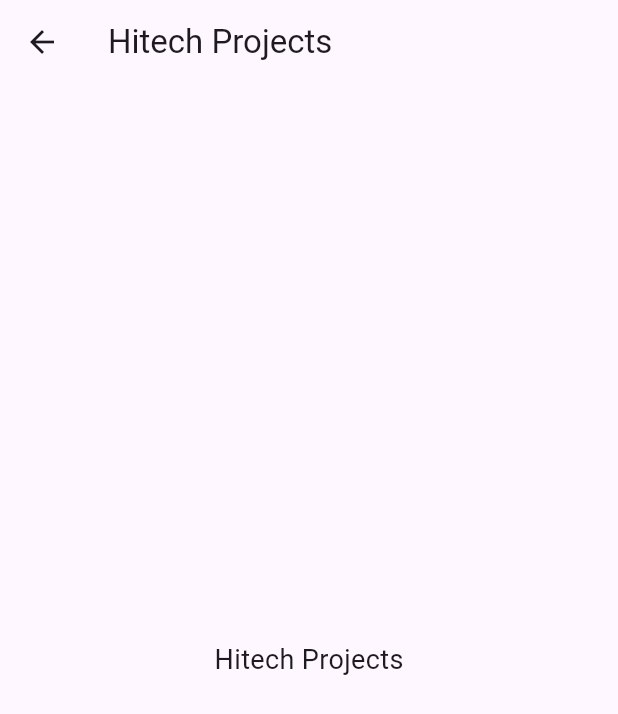
After one commit to Hitech-Smart-Solutions/HimappLatestApp, a Flutter app: the ShowBusinesses screen opened directly, after a tap on "Hitech Projects", on a phone screen of 412 x 824 dp. The commit adds this screen. Shown: the top 714 px of the screen. Run offline on Flutter 3.47's test engine with Material 3 defaults, Android fonts, the phone set to English and light mode, and no system bars.

Commit message:
Added dialog box for businesses.

```diff
--- a/lib/customform.dart
+++ b/lib/customform.dart
@@ -1,4 +1,5 @@
 import 'package:flutter/material.dart';
+import 'package:himappnew/showbusinesses.dart';
 
 class MyCustomForm extends StatefulWidget {
   const MyCustomForm({super.key});
@@ -12,7 +13,8 @@ class MyCustomForm extends StatefulWidget {
 class MyCustomFormState extends State<MyCustomForm> {
   final _formKey = GlobalKey<FormState>();
   bool _isPasswordVisible = false;
-
+  final TextEditingController userNameController = TextEditingController();
+  final TextEditingController passwordController = TextEditingController();
   @override
   Widget build(BuildContext context) {
     return Form(
@@ -37,6 +39,7 @@ class MyCustomFormState extends State<MyCustomForm> {
                 }
                 return null;
               },
+              controller: userNameController,
             ),
           ),
           SizedBox(height: 16),
@@ -69,6 +72,7 @@ class MyCustomFormState extends State<MyCustomForm> {
                 }
                 return null;
               },
+              controller: passwordController,
             ),
           ),
           Padding(
@@ -78,9 +82,13 @@ class MyCustomFormState extends State<MyCustomForm> {
               child: ElevatedButton(
                 onPressed: () {
                   if (_formKey.currentState!.validate()) {
-                    ScaffoldMessenger.of(context).showSnackBar(
-                      const SnackBar(content: Text('Processing Data')),
-                    );
+                    if (userNameController.text == 'admin' &&
+                        passwordController.text == 'admin') {
+                      Navigator.push(
+                          context,
+                          MaterialPageRoute(
+                              builder: (context) => const ShowBusinesses()));
+                    }
                   }
                 },
                 style: ElevatedButton.styleFrom(
--- /dev/null
+++ b/lib/showbusinesses.dart
@@ -0,0 +1,91 @@
+import 'package:flutter/material.dart';
+
+class ShowBusinesses extends StatefulWidget {
+  const ShowBusinesses({super.key});
+
+  @override
+  ShowBusinessesState createState() {
+    return ShowBusinessesState();
+  }
+}
+
+class ShowBusinessesState extends State<ShowBusinesses> {
+  String? _selectedBusiness;
+  @override
+  void initState() {
+    super.initState();
+    Future.delayed(const Duration(seconds: 1), () {
+      _showBusinessesModal();
+    });
+  }
+
+  @override
+  Widget build(BuildContext context) {
+    return Scaffold(
+        appBar: AppBar(
+          title: Text(_selectedBusiness ?? 'Business Selection'),
+        ),
+        body: Center(
+          child: Text(
+            _selectedBusiness ?? 'Select your business',
+            style: const TextStyle(fontSize: 18),
+          ),
+        ));
+  }
+
+  void _showBusinessesModal() {
+    showDialog(
+        context: context,
+        barrierDismissible: false,
+        builder: (BuildContext context) {
+          return Dialog(
+            shape: RoundedRectangleBorder(
+              borderRadius: BorderRadius.circular(16.0),
+            ),
+            child: Padding(
+              padding: const EdgeInsets.all(16.0),
+              child: Column(
+                mainAxisSize: MainAxisSize.min,
+                children: [
+                  const Text(
+                    "Select a Business",
+                    style: TextStyle(
+                      fontSize: 18,
+                      fontWeight: FontWeight.bold,
+                    ),
+                  ),
+                  const SizedBox(height: 16),
+                  ListTile(
+                    title: const Text("Hitech Projects"),
+                    onTap: () {
+                      setState(() {
+                        _selectedBusiness = 'Hitech Projects';
+                      });
+                      Navigator.of(context).pop();
+                    },
+                  ),
+                  ListTile(
+                    title: const Text("HRMC"),
+                    onTap: () {
+                      setState(() {
+                        _selectedBusiness = 'HRMC';
+                      });
+                      Navigator.of(context).pop();
+                    },
+                  ),
+                  ListTile(
+                    title: const Text("Alphabet"),
+                    onTap: () {
+                      setState(() {
+                        _selectedBusiness = 'Alphabet';
+                      });
+                      Navigator.of(context).pop();
+                    },
+                  ),
+                ],
+              ),
+            ),
+          );
+        });
+  }
+}
```
